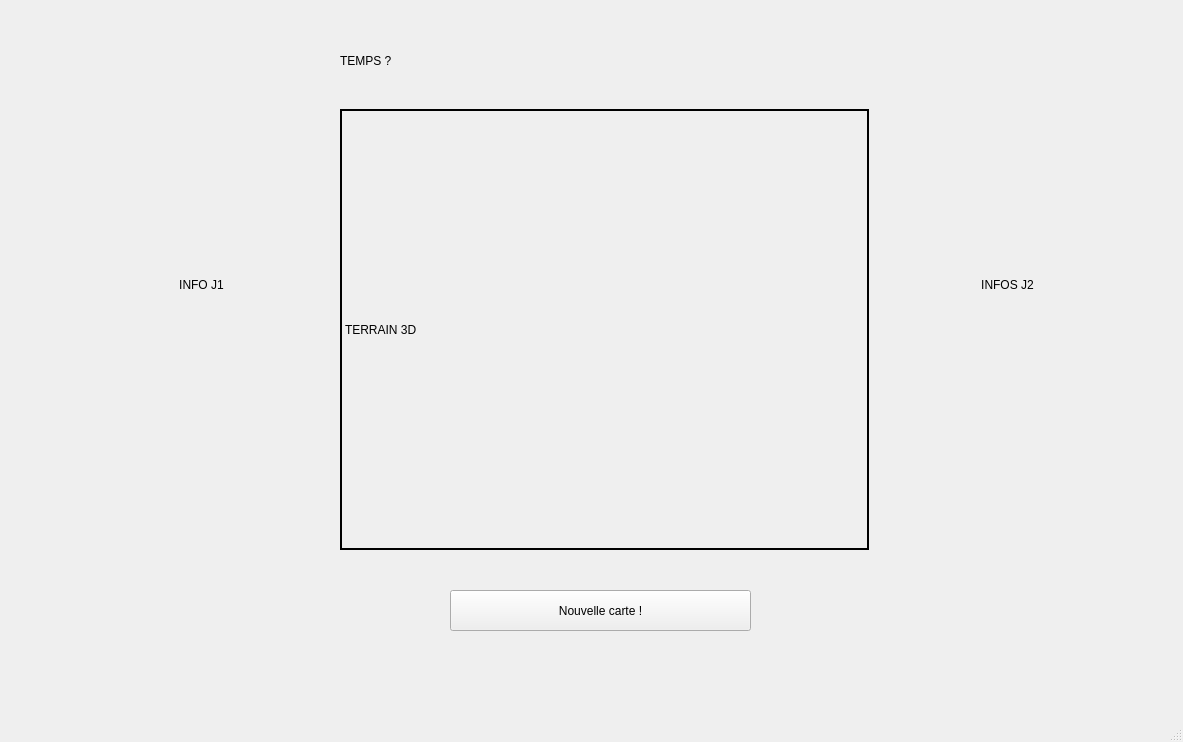
Qt form mainwindow.ui (Electrom500/Quadrimon) before a commit.
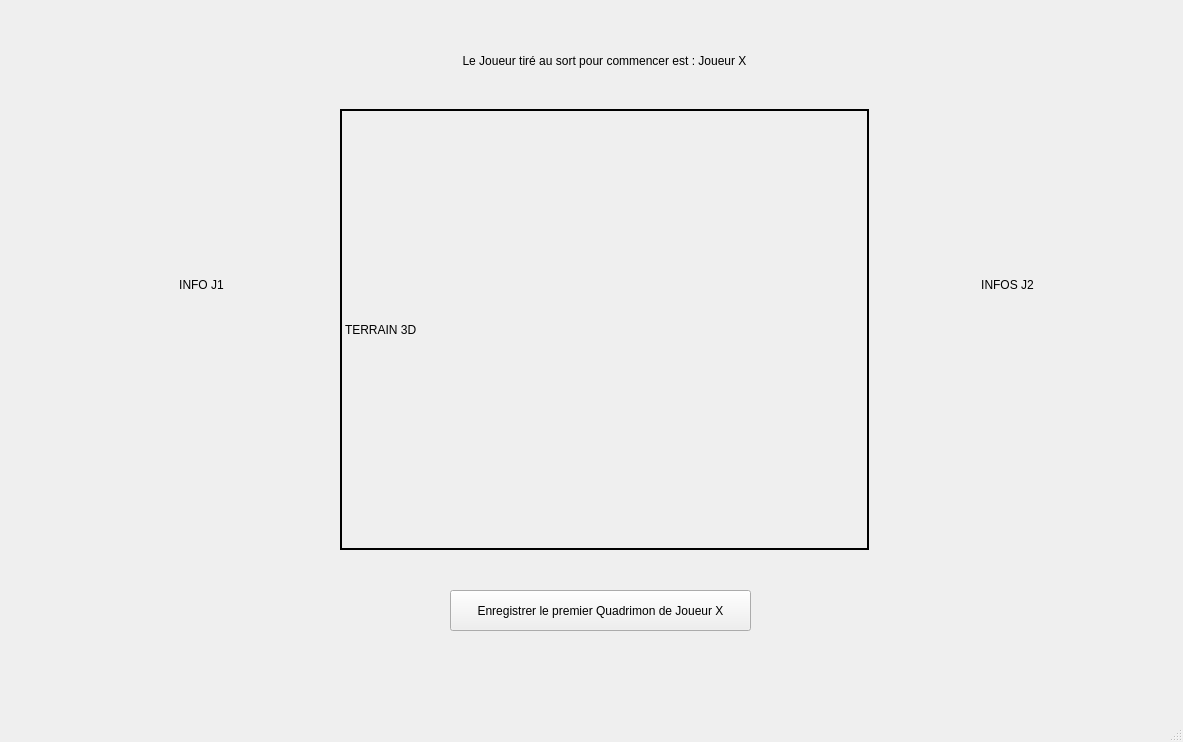
The same form after that commit.

The edit to the form file:
```diff
--- a/mainwindow.ui
+++ b/mainwindow.ui
@@ -53,7 +53,13 @@
      <item row="0" column="2" colspan="2">
       <widget class="QLabel" name="temps_label">
        <property name="text">
-        <string>TEMPS ?</string>
+        <string>Le Joueur tiré au sort pour commencer est : Joueur X</string>
+       </property>
+       <property name="alignment">
+        <set>Qt::AlignCenter</set>
+       </property>
+       <property name="wordWrap">
+        <bool>false</bool>
        </property>
       </widget>
      </item>
@@ -79,7 +85,7 @@
      </rect>
     </property>
     <property name="text">
-     <string>Nouvelle carte !</string>
+     <string>Enregistrer le premier Quadrimon de Joueur X</string>
     </property>
    </widget>
   </widget>
```
Left out of the diff: 2 changed lines with no effect on the pictures.
